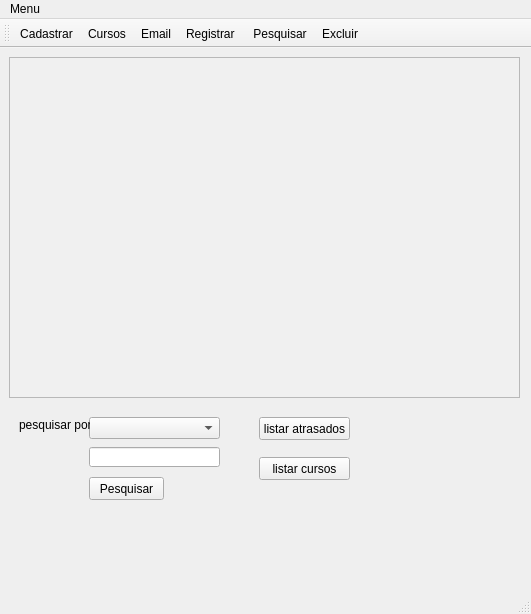
Old version of the form design.ui in the repository ruben-sa-brito/rapsodia.
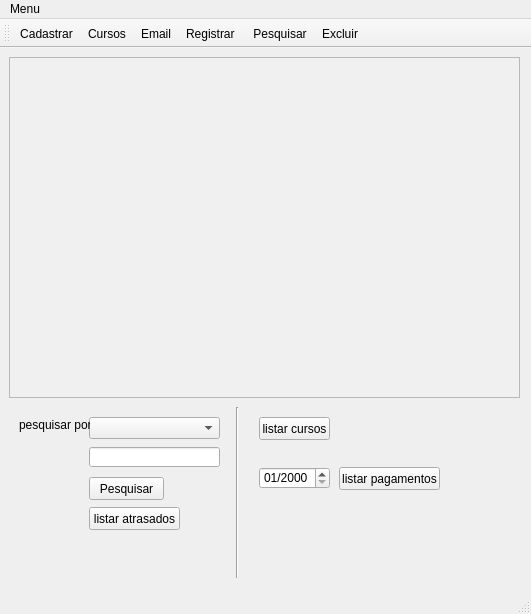
New version of the form. The open tabs and pages were chosen to show the change. Icons and pictures are not drawn.

Commit message: consulta de pagamentos com substr

The edit to the form file:
```diff
--- a/design.ui
+++ b/design.ui
@@ -508,8 +508,8 @@
        <widget class="QPushButton" name="list_late">
         <property name="geometry">
          <rect>
-          <x>250</x>
-          <y>360</y>
+          <x>80</x>
+          <y>450</y>
           <width>91</width>
           <height>23</height>
          </rect>
@@ -522,8 +522,8 @@
         <property name="geometry">
          <rect>
           <x>250</x>
-          <y>400</y>
-          <width>91</width>
+          <y>360</y>
+          <width>71</width>
           <height>23</height>
          </rect>
         </property>
@@ -548,6 +548,45 @@
 &lt;p style=&quot;-qt-paragraph-type:empty; margin-top:0px; margin-bottom:0px; margin-left:0px; margin-right:0px; -qt-block-indent:0; text-indent:0px;&quot;&gt;&lt;br /&gt;&lt;/p&gt;&lt;/body&gt;&lt;/html&gt;</string>
         </property>
        </widget>
+       <widget class="QDateEdit" name="dateEdit_2">
+        <property name="geometry">
+         <rect>
+          <x>250</x>
+          <y>410</y>
+          <width>71</width>
+          <height>22</height>
+         </rect>
+        </property>
+        <property name="displayFormat">
+         <string>MM/yyyy</string>
+        </property>
+       </widget>
+       <widget class="QPushButton" name="list_paym">
+        <property name="geometry">
+         <rect>
+          <x>330</x>
+          <y>410</y>
+          <width>101</width>
+          <height>23</height>
+         </rect>
+        </property>
+        <property name="text">
+         <string>listar pagamentos</string>
+        </property>
+       </widget>
+       <widget class="Line" name="line">
+        <property name="geometry">
+         <rect>
+          <x>220</x>
+          <y>350</y>
+          <width>16</width>
+          <height>171</height>
+         </rect>
+        </property>
+        <property name="orientation">
+         <enum>Qt::Vertical</enum>
+        </property>
+       </widget>
       </widget>
       <widget class="QWidget" name="delete_2">
        <widget class="QLineEdit" name="idadel">
```
The commit also changes 3 other files.
